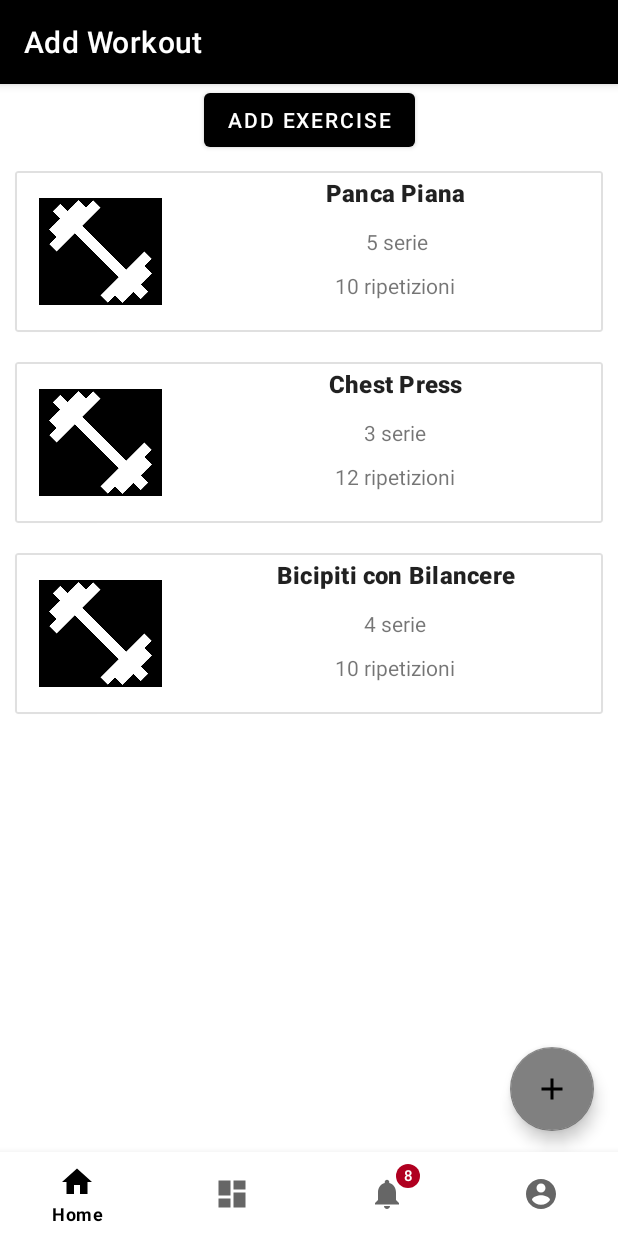
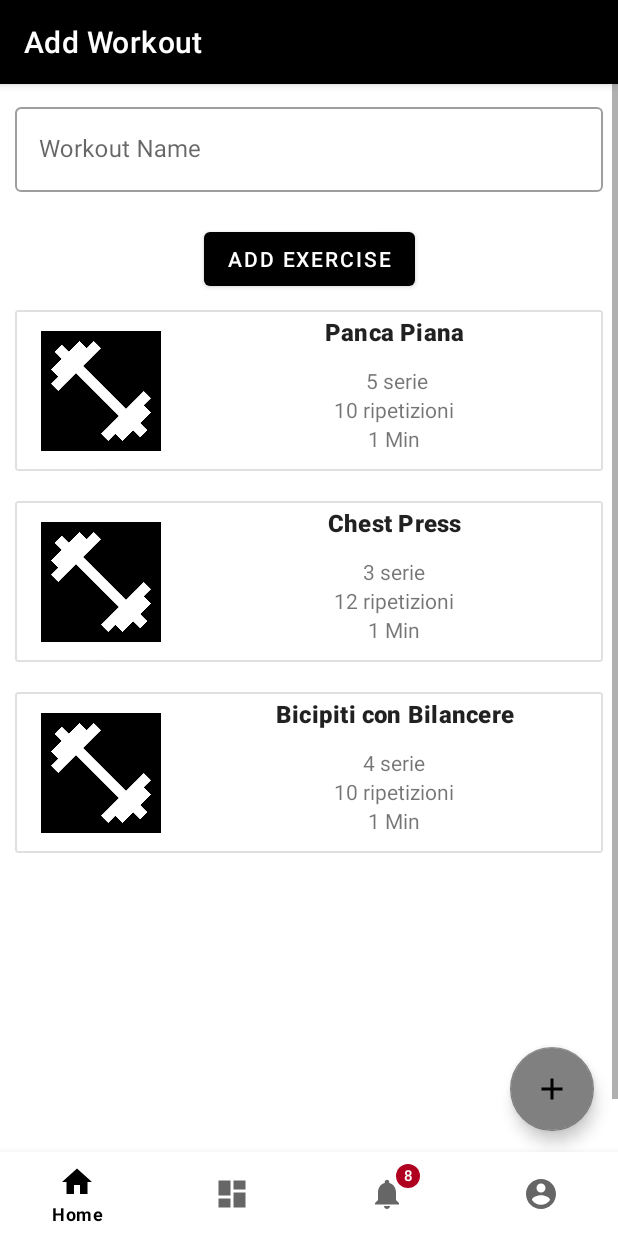
Before and after one commit to RiccardoLeonelli2000/MobileProject, an Android app: the fragment AddWorkoutFragment placed in its activity, on a phone screen of 412 x 824 dp. Run offline under Robolectric (Android 15) with nearby library versions, the phone set to English and light mode, and no system bars.

Commit message:
Exercise Recycler view basic

```diff
--- a/app/src/main/java/com/example/myfitnessapp/AddWorkoutFragment.java
+++ b/app/src/main/java/com/example/myfitnessapp/AddWorkoutFragment.java
@@ -65,9 +65,9 @@ public class AddWorkoutFragment extends Fragment {
         recyclerView.setHasFixedSize(true);
 
         List<ExerciseItem> list = new ArrayList<>();
-        list.add(new ExerciseItem("Panca Piana", " 5 serie", "10 ripetizioni"));
-        list.add(new ExerciseItem("Chest Press","3 serie", "12 ripetizioni"));
-        list.add(new ExerciseItem("Bicipiti con Bilancere","4 serie", "10 ripetizioni"));
+        list.add(new ExerciseItem("Panca Piana", " 5 serie", "10 ripetizioni", "1 Min"));
+        list.add(new ExerciseItem("Chest Press","3 serie", "12 ripetizioni", "1 Min"));
+        list.add(new ExerciseItem("Bicipiti con Bilancere","4 serie", "10 ripetizioni", "1 Min"));
 
         this.adapter = new WorkoutAdapter(list, activity);
         recyclerView.setAdapter(this.adapter);
--- a/app/src/main/java/com/example/myfitnessapp/ExerciseItem.java
+++ b/app/src/main/java/com/example/myfitnessapp/ExerciseItem.java
@@ -4,11 +4,13 @@ public class ExerciseItem {
     private String title;
     private String sets;
     private String reps;
+    private String rest;
 
-    public ExerciseItem(String title, String sets, String reps){
+    public ExerciseItem(String title, String sets, String reps, String rest){
         this.title = title;
         this.sets = sets;
         this.reps = reps;
+        this.rest = rest;
     }
 
 
@@ -23,4 +25,8 @@ public class ExerciseItem {
     public String getReps() {
         return reps;
     }
+
+    public String getRest() {
+        return rest;
+    }
 }
--- a/app/src/main/java/com/example/myfitnessapp/RecyclerView/WorkoutAdapter.java
+++ b/app/src/main/java/com/example/myfitnessapp/RecyclerView/WorkoutAdapter.java
@@ -39,6 +39,7 @@ public class WorkoutAdapter extends RecyclerView.Adapter<WorkoutViewHolder> {
         holder.titleView.setText(currentExerciseItem.getTitle());
         holder.setsView.setText(currentExerciseItem.getSets());
         holder.repsView.setText(currentExerciseItem.getReps());
+        holder.restView.setText(currentExerciseItem.getRest());
     }
 
     @Override
--- a/app/src/main/java/com/example/myfitnessapp/RecyclerView/WorkoutViewHolder.java
+++ b/app/src/main/java/com/example/myfitnessapp/RecyclerView/WorkoutViewHolder.java
@@ -12,14 +12,15 @@ import com.example.myfitnessapp.R;
 public class WorkoutViewHolder extends RecyclerView.ViewHolder {
 
     TextView titleView;
-
     TextView setsView;
     TextView repsView;
+    TextView restView;
 
     public WorkoutViewHolder(@NonNull View itemView) {
         super(itemView);
         titleView = itemView.findViewById(R.id.exercise_name);
         setsView = itemView.findViewById(R.id.exercise_sets);
         repsView = itemView.findViewById(R.id.exercise_reps);
+        restView = itemView.findViewById((R.id.exercise_rest));
     }
 }
--- a/app/src/main/res/layout/add_workout.xml
+++ b/app/src/main/res/layout/add_workout.xml
@@ -8,29 +8,50 @@
 
     <ScrollView
         android:layout_width="match_parent"
-        android:layout_height="match_parent">
+        android:layout_height="match_parent"
+        android:layout_marginBottom="60dp">
 
         <androidx.constraintlayout.widget.ConstraintLayout
             android:layout_width="match_parent"
             android:layout_height="wrap_content">
 
+            <com.google.android.material.textfield.TextInputLayout
+                android:id="@+id/workout_name_textinput"
+                style="@style/Widget.MaterialComponents.TextInputLayout.OutlinedBox"
+                android:layout_width="match_parent"
+                android:layout_height="wrap_content"
+                android:layout_margin="10dp"
+                app:endIconMode="clear_text"
+                app:errorEnabled="true"
+                app:layout_constraintEnd_toEndOf="parent"
+                app:layout_constraintStart_toStartOf="parent"
+                app:layout_constraintTop_toTopOf="parent">
+
+                <com.google.android.material.textfield.TextInputEditText
+                    android:id="@+id/exercise_edittext"
+                    android:layout_width="match_parent"
+                    android:layout_height="wrap_content"
+                    android:hint="@string/workout_name"
+                    android:imeOptions="flagNoExtractUi"
+                    android:inputType="text" />
+            </com.google.android.material.textfield.TextInputLayout>
+
 
             <Button
                 android:id="@+id/add_exercise_button"
+                style="@style/ThemeOverlay.Material3.Button"
                 android:layout_width="wrap_content"
                 android:layout_height="wrap_content"
                 android:text="@string/add_exercise"
                 app:layout_constraintEnd_toEndOf="parent"
                 app:layout_constraintStart_toStartOf="parent"
-                app:layout_constraintTop_toTopOf="parent"
-                style="@style/ThemeOverlay.Material3.Button"/>
+                app:layout_constraintTop_toBottomOf="@+id/workout_name_textinput" />
 
             <androidx.recyclerview.widget.RecyclerView
                 android:id="@+id/recycler_view_exercises"
                 android:layout_width="match_parent"
                 android:layout_height="600dp"
                 app:layoutManager="androidx.recyclerview.widget.LinearLayoutManager"
-                app:layout_constraintBottom_toBottomOf="parent"
                 app:layout_constraintEnd_toEndOf="parent"
                 app:layout_constraintStart_toStartOf="parent"
                 app:layout_constraintTop_toBottomOf="@+id/add_exercise_button"
--- a/app/src/main/res/layout/card_exercise_layout.xml
+++ b/app/src/main/res/layout/card_exercise_layout.xml
@@ -20,14 +20,14 @@
             android:id="@+id/guideline"
             android:layout_width="wrap_content"
             android:layout_height="wrap_content"
+            android:background="@color/black"
             android:orientation="vertical"
-            android:background="@color/black"
             app:layout_constraintGuide_percent="0.29" />
 
         <ImageView
             android:id="@+id/exercise_image"
-            android:layout_width="82dp"
-            android:layout_height="71dp"
+            android:layout_width="80dp"
+            android:layout_height="80dp"
             android:background="@color/black"
             android:contentDescription="@string/images_for_exercise"
             android:minWidth="48dp"
@@ -42,38 +42,47 @@
 
         <TextView
             android:id="@+id/exercise_name"
-            android:layout_width="245dp"
+            android:layout_width="0dp"
             android:layout_height="22dp"
             android:layout_margin="3dp"
             android:text=""
             android:textAlignment="center"
+            android:textAppearance="@style/TextAppearance.Material3.TitleMedium"
             android:textStyle="bold"
             app:layout_constraintEnd_toEndOf="parent"
             app:layout_constraintStart_toStartOf="@+id/guideline"
-            app:layout_constraintTop_toTopOf="parent"
-            android:textAppearance="@style/TextAppearance.Material3.TitleMedium"/>
+            app:layout_constraintTop_toTopOf="parent" />
 
         <TextView
             android:id="@+id/exercise_sets"
-            android:layout_width="wrap_content"
+            android:layout_width="278dp"
             android:layout_height="wrap_content"
-            android:layout_marginTop="12dp"
             android:text=""
+            android:textAlignment="center"
+            app:layout_constraintBottom_toTopOf="@+id/exercise_reps"
+            app:layout_constraintEnd_toEndOf="parent"
+            app:layout_constraintStart_toStartOf="@+id/guideline" />
+
+        <TextView
+            android:id="@+id/exercise_reps"
+            android:layout_width="0dp"
+            android:layout_height="wrap_content"
+            android:text=""
+            android:textAlignment="center"
+            app:layout_constraintBottom_toBottomOf="parent"
             app:layout_constraintEnd_toEndOf="parent"
             app:layout_constraintStart_toStartOf="@+id/guideline"
             app:layout_constraintTop_toBottomOf="@+id/exercise_name" />
 
         <TextView
-            android:id="@+id/exercise_reps"
-            android:layout_width="wrap_content"
+            android:id="@+id/exercise_rest"
+            android:layout_width="278dp"
             android:layout_height="wrap_content"
-            android:layout_marginTop="8dp"
             android:text=""
-            app:layout_constraintBottom_toBottomOf="parent"
+            android:textAlignment="center"
             app:layout_constraintEnd_toEndOf="parent"
             app:layout_constraintStart_toStartOf="@+id/guideline"
-            app:layout_constraintTop_toBottomOf="@+id/exercise_sets"
-            app:layout_constraintVertical_bias="0.09" />
+            app:layout_constraintTop_toBottomOf="@+id/exercise_reps" />
 
 
     </androidx.constraintlayout.widget.ConstraintLayout>
--- a/app/src/main/res/layout/card_workout_layout.xml
+++ b/app/src/main/res/layout/card_workout_layout.xml
@@ -24,6 +24,7 @@
             android:text="@string/place_title"
             android:layout_margin="5dp"
             android:textStyle="bold"
+            android:textAlignment="center"
             android:textAppearance="@style/TextAppearance.Material3.TitleLarge"/>
 
         <ImageView
--- a/app/src/main/res/values/strings.xml
+++ b/app/src/main/res/values/strings.xml
@@ -12,4 +12,5 @@
     <string name="add_exercise">Add Exercise</string>
     <string name="images_for_exercise">Images for exercise</string>
     <string name="elenco_esercizi">Elenco Esercizi</string>
+    <string name="workout_name">Workout Name</string>
 </resources>
--- a/app/src/main/res/values/themes.xml
+++ b/app/src/main/res/values/themes.xml
@@ -3,7 +3,7 @@
     <style name="Theme.MyFitnessApp" parent="Theme.MaterialComponents.DayNight.DarkActionBar">
         <!-- Primary brand color. -->
         <item name="colorPrimary">@color/black</item>
-        <item name="colorPrimaryVariant">@color/black</item>
+        <item name="colorPrimaryVariant">@color/gray</item>
         <item name="colorOnPrimary">@color/white</item>
         <!-- Secondary brand color. -->
         <item name="colorSecondary">@color/gray</item>
```
